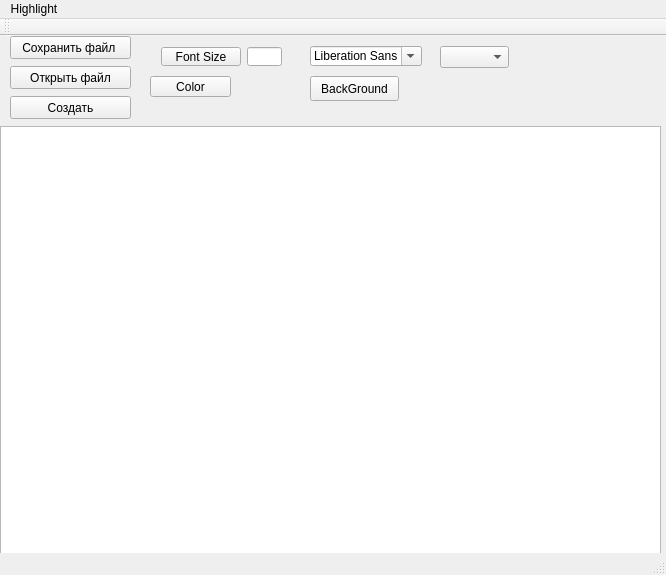
Groysman881/TextEditor, file mainwindow.ui: the form before one commit.
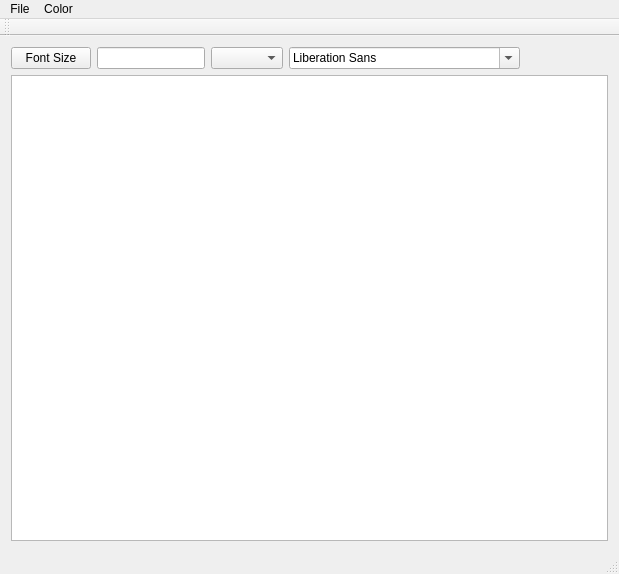
The form after the commit.

```diff
--- a/mainwindow.ui
+++ b/mainwindow.ui
@@ -6,148 +6,82 @@
    <rect>
     <x>0</x>
     <y>0</y>
-    <width>666</width>
-    <height>575</height>
+    <width>619</width>
+    <height>574</height>
    </rect>
   </property>
   <property name="windowTitle">
    <string>MainWindow</string>
   </property>
   <widget class="QWidget" name="centralWidget">
-   <widget class="QPushButton" name="Save">
-    <property name="geometry">
-     <rect>
-      <x>10</x>
-      <y>0</y>
-      <width>121</width>
-      <height>23</height>
-     </rect>
-    </property>
-    <property name="text">
-     <string>Сохранить файл </string>
-    </property>
-   </widget>
-   <widget class="QPushButton" name="Open">
-    <property name="geometry">
-     <rect>
-      <x>10</x>
-      <y>30</y>
-      <width>121</width>
-      <height>23</height>
-     </rect>
-    </property>
-    <property name="text">
-     <string>Открыть файл</string>
-    </property>
-   </widget>
-   <widget class="QFontComboBox" name="fontComboBox">
-    <property name="geometry">
-     <rect>
-      <x>310</x>
-      <y>10</y>
-      <width>112</width>
-      <height>20</height>
-     </rect>
-    </property>
-   </widget>
-   <widget class="QTextEdit" name="TextEdit">
-    <property name="geometry">
-     <rect>
-      <x>0</x>
-      <y>90</y>
-      <width>661</width>
-      <height>441</height>
-     </rect>
-    </property>
-   </widget>
-   <widget class="QWidget" name="horizontalLayoutWidget">
-    <property name="geometry">
-     <rect>
-      <x>150</x>
-      <y>0</y>
-      <width>143</width>
-      <height>41</height>
-     </rect>
-    </property>
-    <layout class="QHBoxLayout" name="horizontalLayout">
-     <item>
-      <widget class="QPushButton" name="Font">
-       <property name="text">
-        <string>Font Size</string>
-       </property>
-      </widget>
-     </item>
-     <item>
-      <widget class="QLineEdit" name="lineEdit"/>
-     </item>
-    </layout>
-   </widget>
-   <widget class="QPushButton" name="Color">
-    <property name="geometry">
-     <rect>
-      <x>150</x>
-      <y>40</y>
-      <width>81</width>
-      <height>21</height>
-     </rect>
-    </property>
-    <property name="text">
-     <string>Color</string>
-    </property>
-   </widget>
-   <widget class="QPushButton" name="backGround">
-    <property name="geometry">
-     <rect>
-      <x>310</x>
-      <y>40</y>
-      <width>89</width>
-      <height>25</height>
-     </rect>
-    </property>
-    <property name="text">
-     <string>BackGround</string>
-    </property>
-   </widget>
-   <widget class="QPushButton" name="Create">
-    <property name="geometry">
-     <rect>
-      <x>10</x>
-      <y>60</y>
-      <width>121</width>
-      <height>23</height>
-     </rect>
-    </property>
-    <property name="text">
-     <string>Создать</string>
-    </property>
-   </widget>
-   <widget class="QComboBox" name="CodecBox">
-    <property name="geometry">
-     <rect>
-      <x>440</x>
-      <y>10</y>
-      <width>69</width>
-      <height>22</height>
-     </rect>
-    </property>
-   </widget>
+   <layout class="QVBoxLayout" name="verticalLayout_2">
+    <item>
+     <layout class="QHBoxLayout" name="horizontalLayout_2">
+      <item>
+       <widget class="QPushButton" name="FontSize">
+        <property name="text">
+         <string>Font Size</string>
+        </property>
+       </widget>
+      </item>
+      <item>
+       <widget class="QLineEdit" name="lineEdit"/>
+      </item>
+      <item>
+       <widget class="QComboBox" name="CodecBox"/>
+      </item>
+      <item>
+       <widget class="QFontComboBox" name="fontComboBox"/>
+      </item>
+      <item>
+       <spacer name="horizontalSpacer">
+        <property name="orientation">
+         <enum>Qt::Horizontal</enum>
+        </property>
+        <property name="sizeHint" stdset="0">
+         <size>
+          <width>40</width>
+          <height>20</height>
+         </size>
+        </property>
+       </spacer>
+      </item>
+     </layout>
+    </item>
+    <item>
+     <layout class="QVBoxLayout" name="verticalLayout">
+      <item>
+       <widget class="QTextEdit" name="TextEdit"/>
+      </item>
+     </layout>
+    </item>
+   </layout>
   </widget>
   <widget class="QMenuBar" name="menuBar">
    <property name="geometry">
     <rect>
      <x>0</x>
      <y>0</y>
-     <width>666</width>
+     <width>619</width>
      <height>21</height>
     </rect>
    </property>
-   <widget class="QMenu" name="menuHighlight">
+   <widget class="QMenu" name="menu">
     <property name="title">
-     <string>Highlight</string>
+     <string>File</string>
     </property>
     <addaction name="actionC"/>
    </widget>
-   <addaction name="menuHighlight"/>
+   <widget class="QMenu" name="menu_2">
+    <property name="title">
+     <string>Color</string>
+    </property>
+    <addaction name="Font"/>
+    <addaction name="Highlight"/>
+    <addaction name="BackGround"/>
+   </widget>
+   <addaction name="menu"/>
+   <addaction name="menu_2"/>
   </widget>
   <widget class="QToolBar" name="mainToolBar">
    <attribute name="toolBarArea">
```
Left out of the diff: 39 changed lines with no effect on the pictures.
